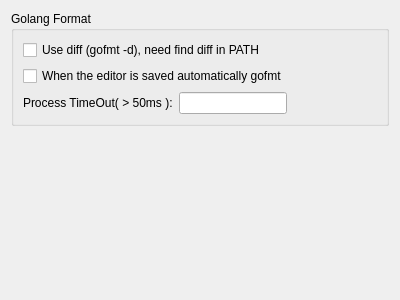
Qt form liteidex/src/plugins/golangfmt/golangfmtoption.ui (seanxyh/liteide) before a commit.
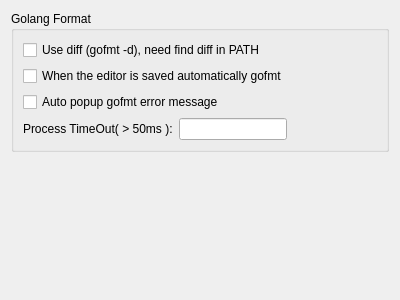
The same form after that commit.

Commit message: golangfmt : auto pop message option

Diff of the .ui file:
```diff
--- a/liteidex/src/plugins/golangfmt/golangfmtoption.ui
+++ b/liteidex/src/plugins/golangfmt/golangfmtoption.ui
@@ -34,6 +34,13 @@
         </property>
        </widget>
       </item>
+      <item>
+       <widget class="QCheckBox" name="checkBoxAutoPopMessage">
+        <property name="text">
+         <string>Auto popup gofmt error message</string>
+        </property>
+       </widget>
+      </item>
       <item>
        <layout class="QHBoxLayout" name="horizontalLayout">
         <item>
```
The commit also changes 13 other files.
